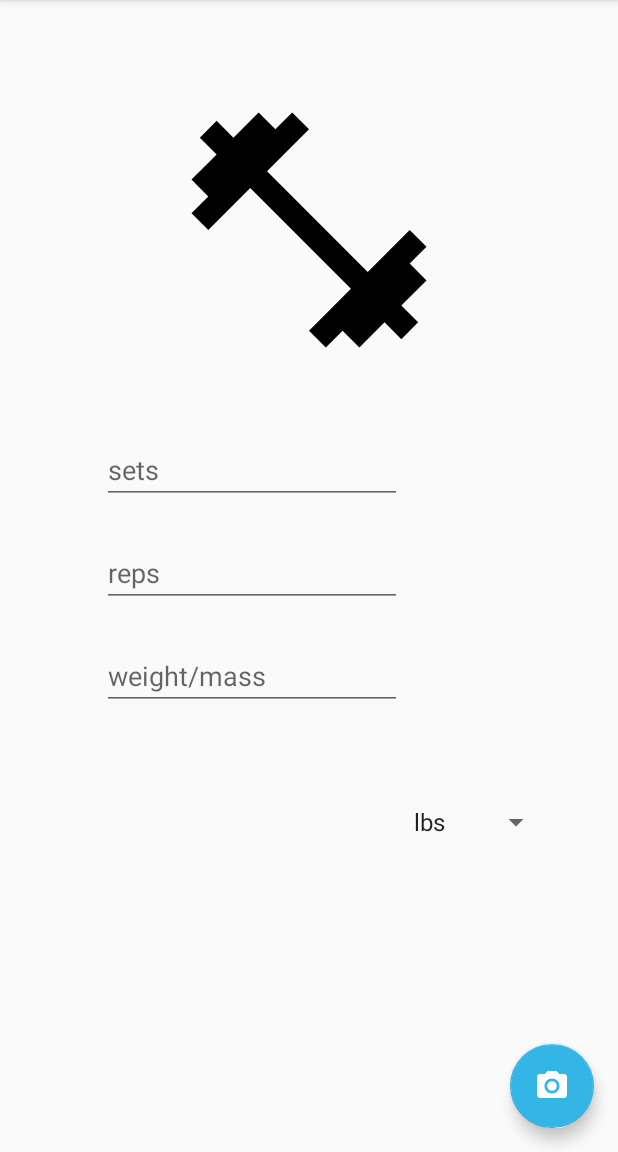
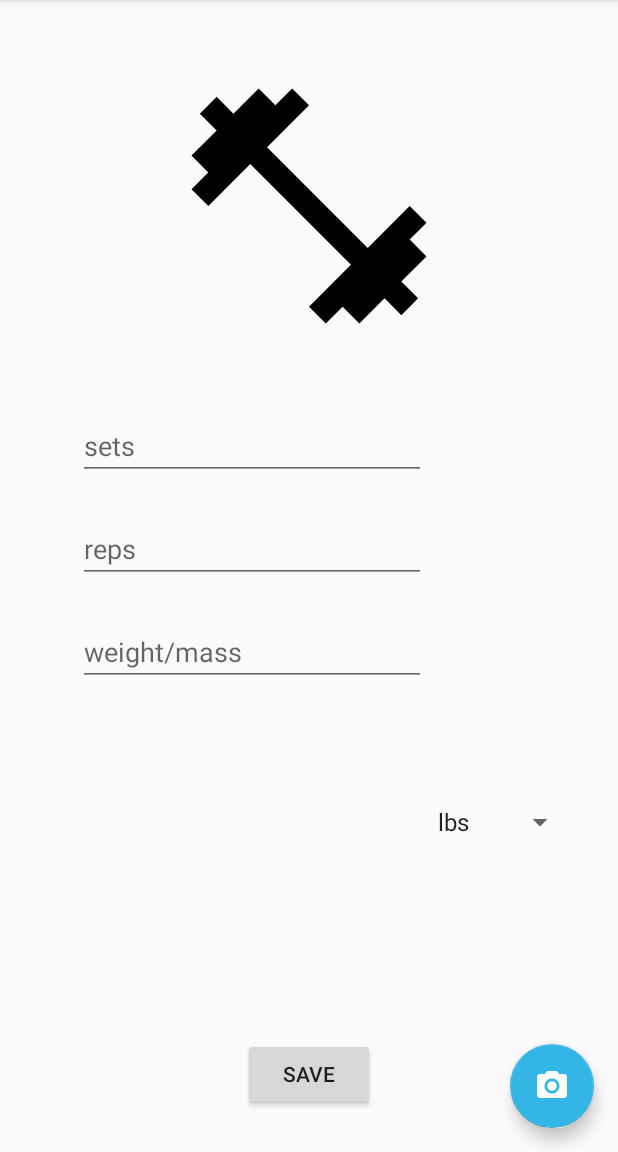
Before and after one commit to rlundquist3/liftsense, an Android app: the screen it shows after launch once a user with an empty profile is signed in (MainActivity), after a tap on "exercise 1", on a phone screen of 412 x 824 dp, the part 84-1236 px from its top. Run offline under Robolectric (Android 15) with nearby library versions, the phone set to English and light mode, and no system bars; our stand-ins replace Firebase (no records; nobody signed in at launch, a user with empty details on screens opened directly); 4 statements that could not run were skipped.

Commit message:
branching for basic version

```diff
--- a/app/build.gradle
+++ b/app/build.gradle
@@ -52,6 +52,7 @@ dependencies {
     compile 'com.android.support:design:23.4.0'
     compile 'com.android.support:appcompat-v7:23.4.0'
     compile 'com.google.firebase:firebase-auth:9.0.2'
+    compile 'com.google.firebase:firebase-database:9.0.2'
     compile 'com.google.android.gms:play-services-auth:9.0.2'
     compile 'com.google.android.gms:play-services-appindexing:9.0.2'
 }
--- a/app/src/main/java/com/rileylundquist/liftsense/ExerciseDetailFragment.java
+++ b/app/src/main/java/com/rileylundquist/liftsense/ExerciseDetailFragment.java
@@ -3,12 +3,17 @@ package com.rileylundquist.liftsense;
 import android.content.Intent;
 import android.os.Bundle;
 import android.support.v4.app.Fragment;
+import android.support.v4.app.FragmentManager;
 import android.util.Log;
 import android.view.LayoutInflater;
 import android.view.View;
 import android.view.ViewGroup;
+import android.widget.Button;
 import android.widget.TextView;
 
+import com.google.firebase.auth.FirebaseUser;
+import com.google.firebase.database.DatabaseReference;
+import com.google.firebase.database.FirebaseDatabase;
 import com.rileylundquist.liftsense.WorkoutContent;
 
 import org.w3c.dom.Text;
@@ -19,7 +24,7 @@ import org.w3c.dom.Text;
  * in two-pane mode (on tablets) or a {@link ExerciseDetailActivity}
  * on handsets.
  */
-public class ExerciseDetailFragment extends Fragment {
+public class ExerciseDetailFragment extends Fragment implements View.OnClickListener {
 
     /**
      * The fragment argument representing the item ID that this fragment
@@ -31,6 +36,10 @@ public class ExerciseDetailFragment extends Fragment {
      * The dummy content this fragment is presenting.
      */
     private WorkoutContent.Exercise mItem;
+
+    private Button saveButton;
+
+    private DatabaseReference mDatabase;
 
     /**
      * Mandatory empty constructor for the fragment manager to instantiate the
@@ -49,6 +58,8 @@ public class ExerciseDetailFragment extends Fragment {
 //             to load content from a content provider.
             mItem = WorkoutContent.ITEM_MAP.get(getArguments().getString(ARG_ITEM_ID));
         }
+
+        mDatabase = FirebaseDatabase.getInstance().getReference();
     }
 
     @Override
@@ -63,7 +74,26 @@ public class ExerciseDetailFragment extends Fragment {
 //            getActivity().getActionBar().setTitle(mItem.content);
         }
 
+        saveButton = (Button) rootView.findViewById(R.id.save_button);
+        saveButton.setOnClickListener(this);
+
+
         return rootView;
     }
 
+    @Override
+    public void onClick(View v) {
+        switch (v.getId()) {
+            case R.id.save_button:
+                FragmentManager manager = getFragmentManager();
+                manager.popBackStack();
+                break;
+                   }
+    }
+
+    @Override
+    public void onPause() {
+        //To finish after other db stuff--i.e. pulling workout data
+        //update workout data here
+    }
 }
--- a/app/src/main/res/layout-sw600dp/activity_exercise_list.xml
+++ b/app/src/main/res/layout-sw600dp/activity_exercise_list.xml
@@ -1,7 +1,7 @@
 <LinearLayout xmlns:android="http://schemas.android.com/apk/res/android"
     xmlns:tools="http://schemas.android.com/tools" android:layout_width="match_parent"
-    android:layout_height="match_parent" android:layout_marginLeft="16dp"
-    android:layout_marginRight="16dp" android:baselineAligned="false"
+    android:layout_height="match_parent" android:layout_marginLeft="0dp"
+    android:layout_marginRight="0dp" android:baselineAligned="false"
     android:divider="?android:attr/dividerHorizontal" android:orientation="horizontal"
     android:showDividers="middle" tools:context="com.rileylundquist.liftsense.ExerciseListActivity">
 
--- a/app/src/main/res/layout/activity_exercise_list.xml
+++ b/app/src/main/res/layout/activity_exercise_list.xml
@@ -2,6 +2,6 @@
     xmlns:tools="http://schemas.android.com/tools" android:id="@+id/exercise_list"
     android:name="com.rileylundquist.liftsense.ExerciseListFragment"
     android:layout_width="match_parent" android:layout_height="match_parent"
-    android:layout_marginLeft="16dp" android:layout_marginRight="16dp"
+    android:layout_marginLeft="0dp" android:layout_marginRight="0dp"
     tools:context="com.rileylundquist.liftsense.ExerciseListActivity"
     tools:layout="@android:layout/list_content" />
--- a/app/src/main/res/layout/fragment_exercise_detail.xml
+++ b/app/src/main/res/layout/fragment_exercise_detail.xml
@@ -84,7 +84,13 @@
         android:layout_marginBottom="28dp"
         android:visibility="invisible" />
 
-
+    <Button
+        android:layout_width="wrap_content"
+        android:layout_height="wrap_content"
+        android:text="Save"
+        android:id="@+id/save_button"
+        android:layout_alignBottom="@+id/button"
+        android:layout_centerHorizontal="true" />
 
 
 </RelativeLayout>
--- a/app/src/main/res/values/dimens.xml
+++ b/app/src/main/res/values/dimens.xml
@@ -1,7 +1,7 @@
 <resources>
     <!-- Default screen margins, per the Android Design guidelines. -->
-    <dimen name="activity_horizontal_margin">16dp</dimen>
-    <dimen name="activity_vertical_margin">16dp</dimen>
+    <dimen name="activity_horizontal_margin">0dp</dimen>
+    <dimen name="activity_vertical_margin">0dp</dimen>
     <!-- Default screen margins, per the Android Design guidelines. -->
     <dimen name="nav_header_vertical_spacing">16dp</dimen>
     <dimen name="nav_header_height">160dp</dimen>
--- a/build.gradle
+++ b/build.gradle
@@ -5,7 +5,7 @@ buildscript {
         jcenter()
     }
     dependencies {
-        classpath 'com.android.tools.build:gradle:2.1.0'
+        classpath 'com.android.tools.build:gradle:2.1.2'
         classpath 'com.google.gms:google-services:3.0.0'
 
         // NOTE: Do not place your application dependencies here; they belong
--- a/libraries/opencv/build.gradle
+++ b/libraries/opencv/build.gradle
@@ -5,7 +5,7 @@ buildscript {
     mavenCentral()
   }
   dependencies {
-    classpath 'com.android.tools.build:gradle:2.1.0'
+    classpath 'com.android.tools.build:gradle:2.1.2'
   }
 }
 
```
Also changed, not shown: app/src/main/java/com/rileylundquist/liftsense/Exercise.java (+34 -0 lines), 1 other file.
